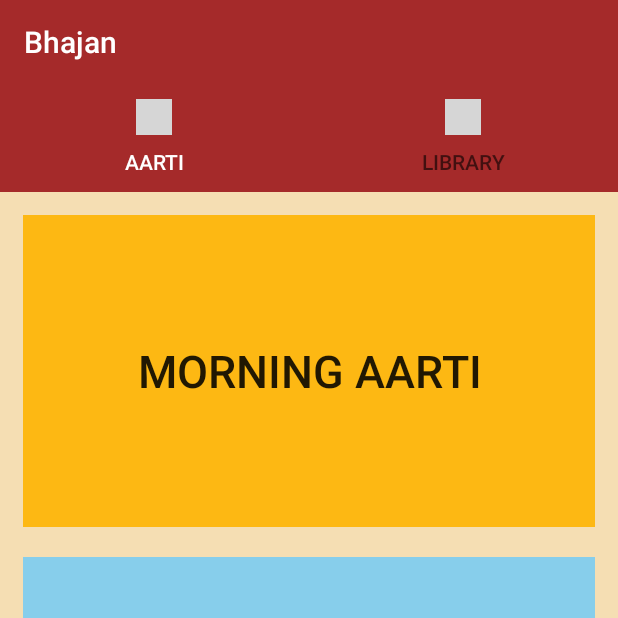
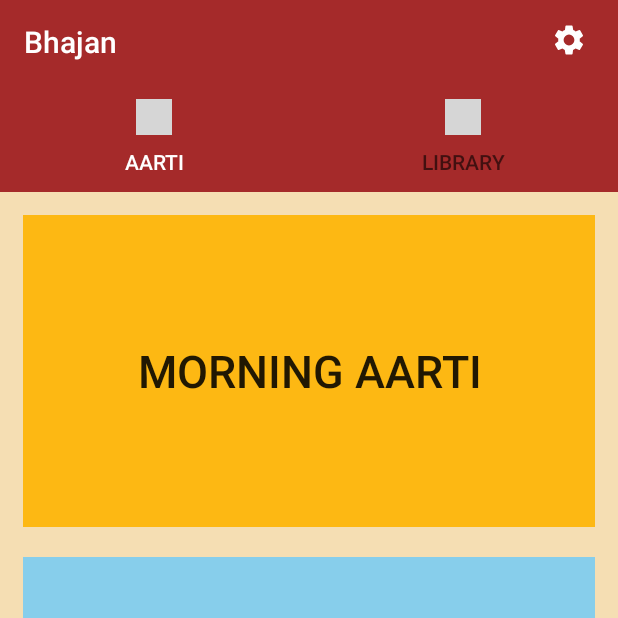
Before and after one commit to priyamshah112/aartimusicapp, an Android app: the MainActivity screen opened directly, with no data from a screen before it, on a phone screen of 412 x 824 dp, the top half of it. Run offline under Robolectric (Android 15) with nearby library versions, the phone set to English and light mode, and no system bars; libraries missing offline, so code that uses them is left out: com.karumi.dexter; 1 statement that could not run was skipped; grey boxes are pictures that could not be loaded.

Commit message:
added the settting page complete

```diff
--- a/app/build.gradle
+++ b/app/build.gradle
@@ -9,6 +9,7 @@
         versionCode 1
         versionName "1.0"
         testInstrumentationRunner "android.support.test.runner.AndroidJUnitRunner"
+        vectorDrawables.useSupportLibrary = true
     }
     buildTypes {
         release {
--- a/app/src/main/AndroidManifest.xml
+++ b/app/src/main/AndroidManifest.xml
@@ -11,6 +11,7 @@
         android:roundIcon="@mipmap/ic_launcher_round"
         android:supportsRtl="true"
         android:theme="@style/AppTheme">
+        <activity android:name=".Setting"></activity>
         <activity android:name=".TimerSetting" />
         <activity android:name=".LanguageSelector" />
         <activity android:name=".MainActivity" />
--- a/app/src/main/java/com/example/letsplay/MainActivity.java
+++ b/app/src/main/java/com/example/letsplay/MainActivity.java
@@ -1,11 +1,15 @@
 package com.example.letsplay;
 
+import android.content.Intent;
+import android.media.Image;
 import android.os.Bundle;
 import android.support.design.widget.TabItem;
 import android.support.design.widget.TabLayout;
 import android.support.v4.view.ViewPager;
 import android.support.v7.app.AppCompatActivity;
 import android.support.v7.widget.Toolbar;
+import android.view.View;
+import android.widget.ImageButton;
 
 public class MainActivity extends AppCompatActivity {
     Toolbar mToolbar;
@@ -14,6 +18,7 @@
     TabItem libraryTabItem;
     TabItem aartiTabItem;
     ViewPager mViewPager;
+    ImageButton setting;
 
 
 
@@ -22,6 +27,7 @@
         super.onCreate(savedInstanceState);
         setContentView(R.layout.activity_main);
         mToolbar = findViewById(R.id.toolbar);
+        setting = findViewById(R.id.setting);
         setSupportActionBar(mToolbar);
         getSupportActionBar().setTitle(getString(R.string.app_name));
 
@@ -33,7 +39,15 @@
 
         mPagerAdapter = new PagerAdapter(getSupportFragmentManager(),mTabLayout.getTabCount()); // call the pager class
         mViewPager.setAdapter(mPagerAdapter); // set adapter for pager
+        setting.setOnClickListener(new View.OnClickListener() {
 
+            @Override
+            public void onClick(View v) {
+                Intent myIntent = new Intent(MainActivity.this,Setting.class);
+                startActivity(myIntent);
+            }
+
+        });
         // do something when the tab is selected
         mTabLayout.addOnTabSelectedListener(new TabLayout.OnTabSelectedListener() {
 
--- /dev/null
+++ b/app/src/main/res/drawable/setting.xml
@@ -0,0 +1,9 @@
+<vector xmlns:android="http://schemas.android.com/apk/res/android"
+        android:width="24dp"
+        android:height="24dp"
+        android:viewportWidth="24"
+        android:viewportHeight="24">
+    <path
+        android:fillColor="#FFFFFFFF"
+        android:pathData="M19.1,12.9a2.8,2.8 0,0 0,0.1 -0.9,2.8 2.8,0 0,0 -0.1,-0.9l2.1,-1.6a0.7,0.7 0,0 0,0.1 -0.6L19.4,5.5a0.7,0.7 0,0 0,-0.6 -0.2l-2.4,1a6.5,6.5 0,0 0,-1.6 -0.9l-0.4,-2.6a0.5,0.5 0,0 0,-0.5 -0.4H10.1a0.5,0.5 0,0 0,-0.5 0.4L9.3,5.4a5.6,5.6 0,0 0,-1.7 0.9l-2.4,-1a0.4,0.4 0,0 0,-0.5 0.2l-2,3.4c-0.1,0.2 0,0.4 0.2,0.6l2,1.6a2.8,2.8 0,0 0,-0.1 0.9,2.8 2.8,0 0,0 0.1,0.9L2.8,14.5a0.7,0.7 0,0 0,-0.1 0.6l1.9,3.4a0.7,0.7 0,0 0,0.6 0.2l2.4,-1a6.5,6.5 0,0 0,1.6 0.9l0.4,2.6a0.5,0.5 0,0 0,0.5 0.4h3.8a0.5,0.5 0,0 0,0.5 -0.4l0.3,-2.6a5.6,5.6 0,0 0,1.7 -0.9l2.4,1a0.4,0.4 0,0 0,0.5 -0.2l2,-3.4c0.1,-0.2 0,-0.4 -0.2,-0.6ZM12,15.6A3.6,3.6 0,1 1,15.6 12,3.6 3.6,0 0,1 12,15.6Z"/>
+</vector>
--- a/app/src/main/res/layout/activity_main.xml
+++ b/app/src/main/res/layout/activity_main.xml
@@ -18,6 +18,17 @@
         app:layout_constraintTop_toTopOf="parent"
         app:titleTextColor="#fff" />
 
+
+    <ImageButton
+        android:id="@+id/setting"
+        android:layout_width="65dp"
+        android:layout_height="53dp"
+        android:background="@color/colorPrimary"
+        app:layout_constraintEnd_toEndOf="@+id/toolbar"
+        app:layout_constraintHorizontal_bias="1.0"
+        app:layout_constraintStart_toStartOf="@+id/toolbar"
+        app:layout_constraintTop_toTopOf="parent"
+        app:srcCompat="@drawable/setting" />
 
     <android.support.design.widget.TabLayout
         android:id="@+id/tabLayout"
@@ -56,7 +67,7 @@
 
     </android.support.v4.view.ViewPager>
 
-<!--    <TextView-->
+    <!--    <TextView-->
 <!--        android:id="@+id/textView"-->
 <!--        android:layout_width="wrap_content"-->
 <!--        android:layout_height="wrap_content"-->
--- a/app/src/main/res/values/strings.xml
+++ b/app/src/main/res/values/strings.xml
@@ -5,6 +5,7 @@
 
     <string name="select_time">Select Aarti Notification Time</string>
     <string name="language_prompt">Select a language</string>
+    <string name="settings">Select a language</string>
 
     <string-array name="language_array">
         <item>English</item>
```
Also changed, not shown: app/src/main/java/com/example/letsplay/LanguageSelector.java (+9 -0 lines), app/src/main/java/com/example/letsplay/Setting.java (added, +54 -0 lines), app/src/main/res/layout/activity_setting.xml (added, +58 -0 lines), 1 other file.
